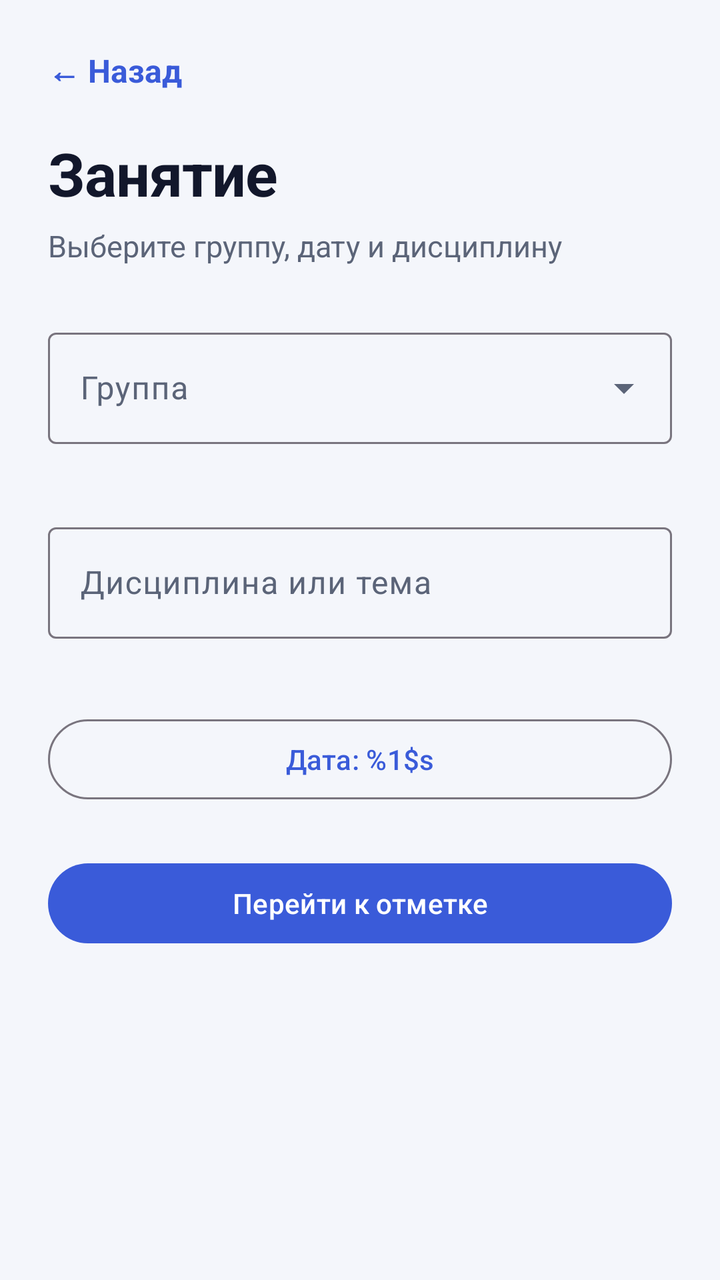
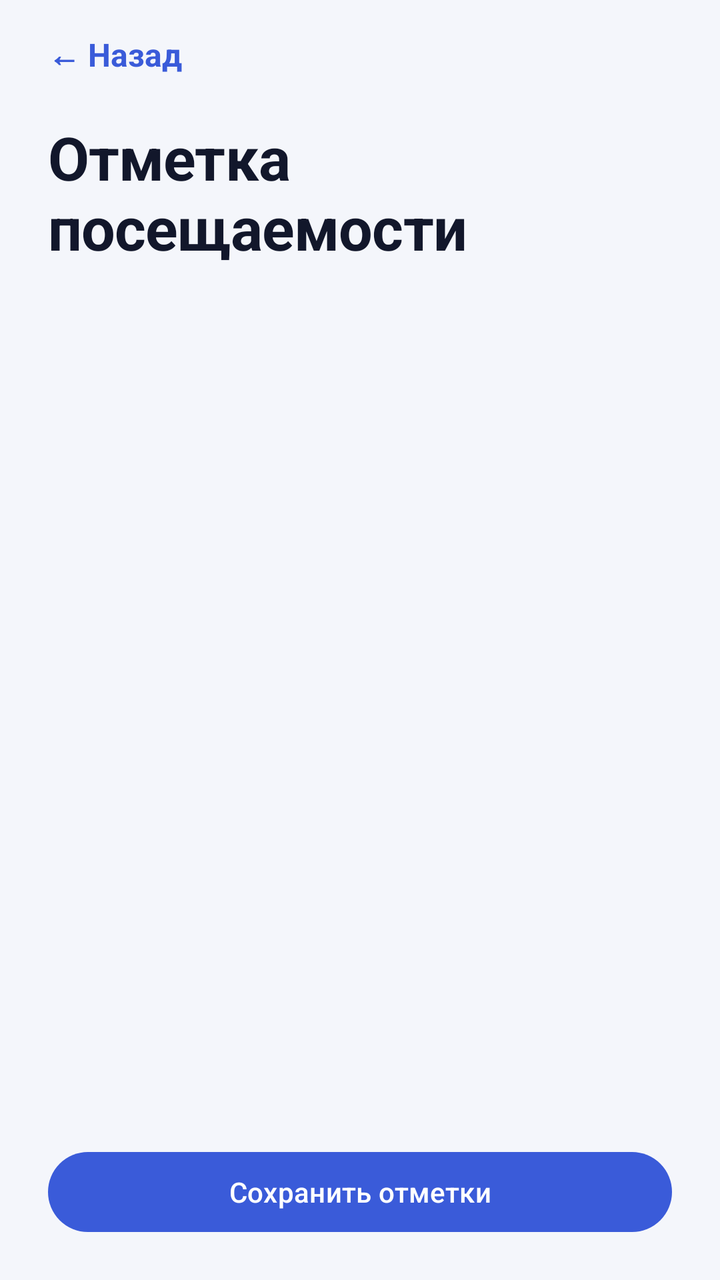

Before-and-after screenshots of an Android layout around one commit, followed by the original layout XML and the change that was made.
<!-- AndroidManifest.xml: application theme Theme.AttendanceControl -->
<!-- res/layout/activity_attendance.xml -->
<?xml version="1.0" encoding="utf-8"?>
<ScrollView xmlns:android="http://schemas.android.com/apk/res/android"
    xmlns:app="http://schemas.android.com/apk/res-auto"
    android:layout_width="match_parent"
    android:layout_height="match_parent"
    android:background="@color/surface"
    android:fillViewport="true"
    android:fitsSystemWindows="true">

    <LinearLayout
        android:layout_width="match_parent"
        android:layout_height="wrap_content"
        android:orientation="vertical"
        android:paddingStart="24dp"
        android:paddingTop="16dp"
        android:paddingEnd="24dp"
        android:paddingBottom="32dp">

        <TextView
            android:id="@+id/btnBack"
            style="@style/BackButton"
            android:text="@string/back" />

        <TextView
            style="@style/AppTitle"
            android:layout_marginTop="4dp"
            android:text="@string/lesson_title" />

        <TextView
            style="@style/AppSubtitle"
            android:text="@string/lesson_subtitle" />

        <com.google.android.material.textfield.TextInputLayout
            android:id="@+id/tilGroup"
            style="@style/Widget.Material3.TextInputLayout.OutlinedBox.ExposedDropdownMenu"
            android:layout_width="match_parent"
            android:layout_height="wrap_content"
            android:layout_marginTop="28dp"
            android:hint="@string/hint_group_choose"
            app:errorEnabled="true">

            <com.google.android.material.textfield.MaterialAutoCompleteTextView
                android:id="@+id/etGroup"
                android:layout_width="match_parent"
                android:layout_height="wrap_content"
                android:inputType="none" />
        </com.google.android.material.textfield.TextInputLayout>

        <com.google.android.material.textfield.TextInputLayout
            android:id="@+id/tilSubject"
            style="@style/Widget.Material3.TextInputLayout.OutlinedBox"
            android:layout_width="match_parent"
            android:layout_height="wrap_content"
            android:layout_marginTop="16dp"
            android:hint="@string/hint_subject"
            app:errorEnabled="true">

            <com.google.android.material.textfield.TextInputEditText
                android:id="@+id/etSubject"
                android:layout_width="match_parent"
                android:layout_height="wrap_content"
                android:imeOptions="actionDone"
                android:inputType="textCapSentences"
                android:maxLines="1" />
        </com.google.android.material.textfield.TextInputLayout>

        <com.google.android.material.button.MaterialButton
            android:id="@+id/btnDate"
            style="@style/Widget.Material3.Button.OutlinedButton"
            android:layout_width="match_parent"
            android:layout_height="wrap_content"
            android:layout_marginTop="16dp"
            android:text="@string/lesson_date" />

        <TextView
            android:id="@+id/tvNoStudents"
            android:layout_width="match_parent"
            android:layout_height="wrap_content"
            android:layout_marginTop="20dp"
            android:background="@drawable/bg_plan"
            android:lineSpacingExtra="3dp"
            android:padding="16dp"
            android:text="@string/attendance_no_students"
            android:textColor="@color/ink_secondary"
            android:textSize="14sp"
            android:visibility="gone" />

        <com.google.android.material.button.MaterialButton
            android:id="@+id/btnStart"
            android:layout_width="match_parent"
            android:layout_height="wrap_content"
            android:layout_marginTop="24dp"
            android:text="@string/start_marking" />

    </LinearLayout>
</ScrollView>
<!-- resources referenced by this layout -->
<resources>
  <color name="ink_secondary">#5B6478</color>
  <color name="surface">#F4F6FB</color>
  <!-- drawable bg_plan (drawable) -->
  <?xml version="1.0" encoding="utf-8"?>
  <shape xmlns:android="http://schemas.android.com/apk/res/android"
      android:shape="rectangle">
      <solid android:color="@color/plan_background" />
      <corners android:radius="16dp" />
  </shape>
  <string name="attendance_no_students">Сначала добавьте студентов в раздел «Студенты» — без них занятие не создать.</string>
  <string name="back">← Назад</string>
  <string name="hint_group_choose">Группа</string>
  <string name="hint_subject">Дисциплина или тема</string>
  <string name="lesson_date">Дата: %1$s</string>
  <string name="lesson_subtitle">Выберите группу, дату и дисциплину</string>
  <string name="lesson_title">Занятие</string>
  <string name="start_marking">Перейти к отметке</string>
  <style name="AppSubtitle">
          <item name="android:layout_width">match_parent</item>
          <item name="android:layout_height">wrap_content</item>
          <item name="android:layout_marginTop">6dp</item>
          <item name="android:textColor">@color/ink_secondary</item>
          <item name="android:textSize">15sp</item>
      </style>
  <style name="AppTitle">
          <item name="android:layout_width">match_parent</item>
          <item name="android:layout_height">wrap_content</item>
          <item name="android:textColor">@color/ink</item>
          <item name="android:textSize">30sp</item>
          <item name="android:textStyle">bold</item>
          <item name="android:letterSpacing">-0.01</item>
      </style>
  <style name="BackButton">
          <item name="android:layout_width">wrap_content</item>
          <item name="android:layout_height">wrap_content</item>
          <item name="android:paddingTop">8dp</item>
          <item name="android:paddingBottom">16dp</item>
          <item name="android:paddingEnd">8dp</item>
          <item name="android:background">?attr/selectableItemBackground</item>
          <item name="android:clickable">true</item>
          <item name="android:focusable">true</item>
          <item name="android:textColor">@color/brand_primary</item>
          <item name="android:textSize">16sp</item>
          <item name="android:textStyle">bold</item>
      </style>
  <style name="Theme.AttendanceControl" parent="Theme.Material3.Light.NoActionBar">
          
          <item name="colorPrimary">@color/brand_primary</item>
          <item name="colorOnPrimary">@color/white</item>
          <item name="colorPrimaryContainer">@color/badge_background</item>
          <item name="colorOnPrimaryContainer">@color/badge_text</item>
          <item name="colorSurface">@color/surface</item>
          <item name="colorOnSurface">@color/ink</item>
          <item name="colorOnSurfaceVariant">@color/ink_secondary</item>
  
          
          <item name="android:statusBarColor">@color/surface</item>
          <item name="android:windowLightStatusBar">true</item>
          <item name="android:navigationBarColor">@color/surface_card</item>
          <item name="android:windowBackground">@color/surface</item>
      </style>
  <color name="plan_background">#EEF2FF</color>
  <color name="ink">#12172B</color>
  <color name="brand_primary">#3A5BD9</color>
  <color name="white">#FFFFFF</color>
  <color name="badge_background">#E8EEFF</color>
  <color name="badge_text">#2A43A8</color>
  <color name="surface_card">#FFFFFF</color>
</resources>

<!-- the commit's change to res/layout/activity_attendance.xml (unified diff, before → after) -->
@@ -1,96 +1,92 @@
 <?xml version="1.0" encoding="utf-8"?>
-<ScrollView xmlns:android="http://schemas.android.com/apk/res/android"
+<androidx.coordinatorlayout.widget.CoordinatorLayout
+    xmlns:android="http://schemas.android.com/apk/res/android"
     xmlns:app="http://schemas.android.com/apk/res-auto"
+    android:id="@+id/rootMark"
     android:layout_width="match_parent"
     android:layout_height="match_parent"
     android:background="@color/surface"
-    android:fillViewport="true"
     android:fitsSystemWindows="true">
 
     <LinearLayout
         android:layout_width="match_parent"
-        android:layout_height="wrap_content"
-        android:orientation="vertical"
-        android:paddingStart="24dp"
-        android:paddingTop="16dp"
-        android:paddingEnd="24dp"
-        android:paddingBottom="32dp">
+        android:layout_height="match_parent"
+        android:orientation="vertical">
 
         <TextView
             android:id="@+id/btnBack"
             style="@style/BackButton"
+            android:layout_marginStart="24dp"
+            android:layout_marginTop="8dp"
             android:text="@string/back" />
 
         <TextView
             style="@style/AppTitle"
+            android:layout_marginStart="24dp"
             android:layout_marginTop="4dp"
-            android:text="@string/lesson_title" />
+            android:layout_marginEnd="24dp"
+            android:text="@string/mark_title" />
 
         <TextView
+            android:id="@+id/tvLessonInfo"
             style="@style/AppSubtitle"
-            android:text="@string/lesson_subtitle" />
+            android:layout_marginStart="24dp"
+            android:layout_marginEnd="24dp" />
 
-        <com.google.android.material.textfield.TextInputLayout
-            android:id="@+id/tilGroup"
-            style="@style/Widget.Material3.TextInputLayout.OutlinedBox.ExposedDropdownMenu"
+        <FrameLayout
+            android:layout_width="match_parent"
+            android:layout_height="0dp"
+            android:layout_weight="1"
+            android:layout_marginTop="8dp">
+
+            <androidx.recyclerview.widget.RecyclerView
+                android:id="@+id/rvAttendance"
+                android:layout_width="match_parent"
+                android:layout_height="match_parent"
+                android:clipToPadding="false"
+                android:paddingTop="8dp"
+                android:paddingBottom="12dp"
+                android:scrollbars="vertical" />
+
+            <LinearLayout
+                android:id="@+id/emptyMark"
+                android:layout_width="match_parent"
+                android:layout_height="match_parent"
+                android:gravity="center"
+                android:orientation="vertical"
+                android:padding="32dp"
+                android:visibility="gone">
+
+                <TextView
+                    android:layout_width="wrap_content"
+                    android:layout_height="wrap_content"
+                    android:gravity="center"
+                    android:text="@string/group_empty"
+                    android:textColor="@color/ink"
+                    android:textSize="20sp"
+                    android:textStyle="bold" />
+
+                <TextView
+                    android:layout_width="match_parent"
+                    android:layout_height="wrap_content"
+                    android:layout_marginTop="8dp"
+                    android:gravity="center"
+                    android:lineSpacingExtra="3dp"
+                    android:text="@string/group_empty_hint"
+                    android:textColor="@color/ink_secondary"
+                    android:textSize="14sp" />
+            </LinearLayout>
+        </FrameLayout>
+
+        <com.google.android.material.button.MaterialButton
+            android:id="@+id/btnSaveMarks"
             android:layout_width="match_parent"
             android:layout_height="wrap_content"
-            android:layout_marginTop="28dp"
-            android:hint="@string/hint_group_choose"
-            app:errorEnabled="true">
-
-            <com.google.android.material.textfield.MaterialAutoCompleteTextView
-                android:id="@+id/etGroup"
-                android:layout_width="match_parent"
-                android:layout_height="wrap_content"
-                android:inputType="none" />
-        </com.google.android.material.textfield.TextInputLayout>
-
-        <com.google.android.material.textfield.TextInputLayout
-            android:id="@+id/tilSubject"
-            style="@style/Widget.Material3.TextInputLayout.OutlinedBox"
-            android:layout_width="match_parent"
-            android:layout_height="wrap_content"
-            android:layout_marginTop="16dp"
-            android:hint="@string/hint_subject"
-            app:errorEnabled="true">
-
-            <com.google.android.material.textfield.TextInputEditText
-                android:id="@+id/etSubject"
-                android:layout_width="match_parent"
-                android:layout_height="wrap_content"
-                android:imeOptions="actionDone"
-                android:inputType="textCapSentences"
-                android:maxLines="1" />
-        </com.google.android.material.textfield.TextInputLayout>
-
-        <com.google.android.material.button.MaterialButton
-            android:id="@+id/btnDate"
-            style="@style/Widget.Material3.Button.OutlinedButton"
-            android:layout_width="match_parent"
-            android:layout_height="wrap_content"
-            android:layout_marginTop="16dp"
-            android:text="@string/lesson_date" />
-
-        <TextView
-            android:id="@+id/tvNoStudents"
-            android:layout_width="match_parent"
-            android:layout_height="wrap_content"
-            android:layout_marginTop="20dp"
-            android:background="@drawable/bg_plan"
-            android:lineSpacingExtra="3dp"
-            android:padding="16dp"
-            android:text="@string/attendance_no_students"
-            android:textColor="@color/ink_secondary"
-            android:textSize="14sp"
-            android:visibility="gone" />
-
-        <com.google.android.material.button.MaterialButton
-            android:id="@+id/btnStart"
-            android:layout_width="match_parent"
-            android:layout_height="wrap_content"
-            android:layout_marginTop="24dp"
-            android:text="@string/start_marking" />
+            android:layout_marginStart="24dp"
+            android:layout_marginTop="8dp"
+            android:layout_marginEnd="24dp"
+            android:layout_marginBottom="20dp"
+            android:text="@string/save_marks" />
 
     </LinearLayout>
-</ScrollView>
+</androidx.coordinatorlayout.widget.CoordinatorLayout>
<!-- resource entries referenced after the edit -->
@@ -2,21 +2,11 @@
 <resources>
   <color name="ink_secondary">#5B6478</color>
   <color name="surface">#F4F6FB</color>
-  <!-- drawable bg_plan (drawable) -->
-  <?xml version="1.0" encoding="utf-8"?>
-  <shape xmlns:android="http://schemas.android.com/apk/res/android"
-      android:shape="rectangle">
-      <solid android:color="@color/plan_background" />
-      <corners android:radius="16dp" />
-  </shape>
-  <string name="attendance_no_students">Сначала добавьте студентов в раздел «Студенты» — без них занятие не создать.</string>
   <string name="back">← Назад</string>
-  <string name="hint_group_choose">Группа</string>
-  <string name="hint_subject">Дисциплина или тема</string>
-  <string name="lesson_date">Дата: %1$s</string>
-  <string name="lesson_subtitle">Выберите группу, дату и дисциплину</string>
-  <string name="lesson_title">Занятие</string>
-  <string name="start_marking">Перейти к отметке</string>
+  <string name="group_empty">В группе нет студентов</string>
+  <string name="group_empty_hint">Добавьте студентов в раздел «Студенты», затем вернитесь к занятию.</string>
+  <string name="mark_title">Отметка посещаемости</string>
+  <string name="save_marks">Сохранить отметки</string>
   <style name="AppSubtitle">
           <item name="android:layout_width">match_parent</item>
           <item name="android:layout_height">wrap_content</item>
@@ -61,7 +51,6 @@
           <item name="android:navigationBarColor">@color/surface_card</item>
           <item name="android:windowBackground">@color/surface</item>
       </style>
-  <color name="plan_background">#EEF2FF</color>
   <color name="ink">#12172B</color>
   <color name="brand_primary">#3A5BD9</color>
   <color name="white">#FFFFFF</color>
